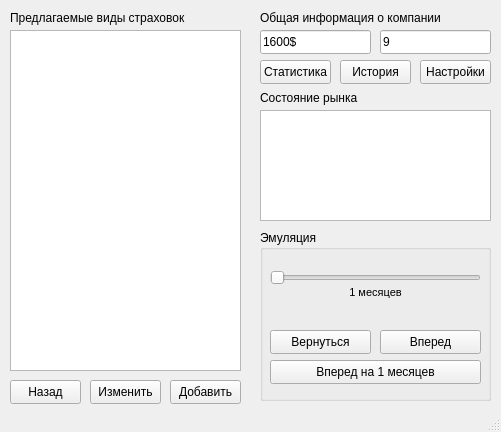
Before: the Qt Designer form InsuranceSimulator/mainwindow.ui in Irval1337/InsuranceSimulator, drawn with Qt 5.
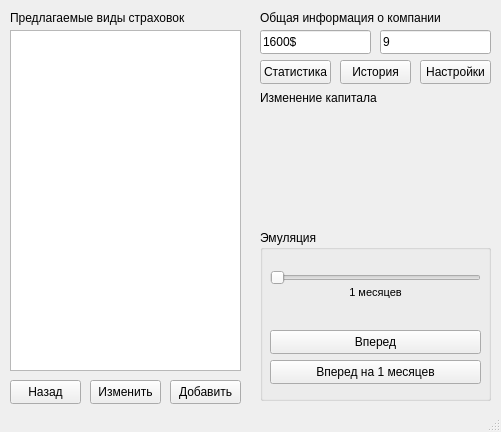
After: the same form once the commit is applied.

What changed in the file:
```diff
--- a/InsuranceSimulator/mainwindow.ui
+++ b/InsuranceSimulator/mainwindow.ui
@@ -51,12 +51,12 @@
      <rect>
       <x>260</x>
       <y>90</y>
-      <width>111</width>
+      <width>141</width>
       <height>16</height>
      </rect>
     </property>
     <property name="text">
-     <string>Состояние рынка</string>
+     <string>Изменение капитала</string>
     </property>
    </widget>
    <widget class="QPushButton" name="pushButton_4">
@@ -151,9 +151,9 @@
     <widget class="QPushButton" name="pushButton">
      <property name="geometry">
       <rect>
-       <x>120</x>
+       <x>10</x>
        <y>100</y>
-       <width>101</width>
+       <width>211</width>
        <height>24</height>
       </rect>
      </property>
@@ -174,19 +174,6 @@
       <string>Вперед на 1 месяцев</string>
      </property>
     </widget>
-    <widget class="QPushButton" name="pushButton_5">
-     <property name="geometry">
-      <rect>
-       <x>10</x>
-       <y>100</y>
-       <width>101</width>
-       <height>24</height>
-      </rect>
-     </property>
-     <property name="text">
-      <string>Вернуться</string>
-     </property>
-    </widget>
    </widget>
    <widget class="QLabel" name="label_4">
     <property name="geometry">
@@ -250,16 +237,6 @@
      </rect>
     </property>
    </widget>
-   <widget class="QListWidget" name="listWidget_2">
-    <property name="geometry">
-     <rect>
-      <x>260</x>
-      <y>110</y>
-      <width>231</width>
-      <height>111</height>
-     </rect>
-    </property>
-   </widget>
    <widget class="QPushButton" name="pushButton_2">
     <property name="geometry">
      <rect>
@@ -278,6 +255,17 @@
      <string>Изменить</string>
     </property>
    </widget>
+   <widget class="QWidget" name="horizontalLayoutWidget">
+    <property name="geometry">
+     <rect>
+      <x>260</x>
+      <y>110</y>
+      <width>231</width>
+      <height>121</height>
+     </rect>
+    </property>
+    <layout class="QHBoxLayout" name="horizontalLayout"/>
+   </widget>
   </widget>
   <widget class="QMenuBar" name="menubar">
    <property name="geometry">
```
